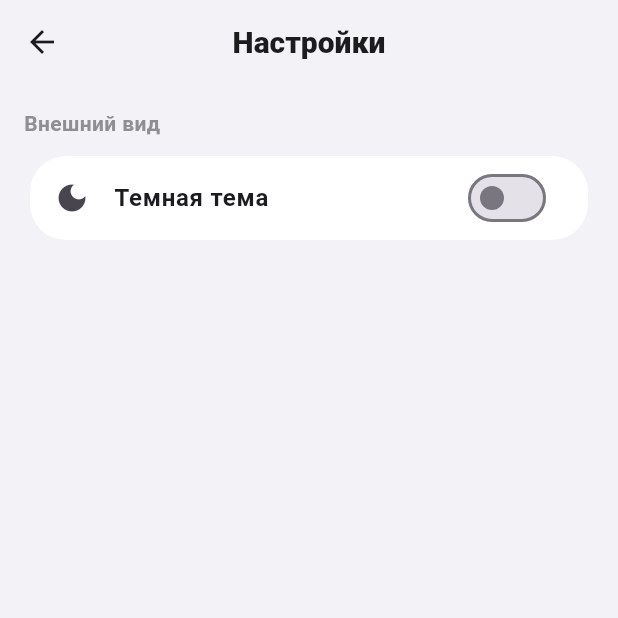
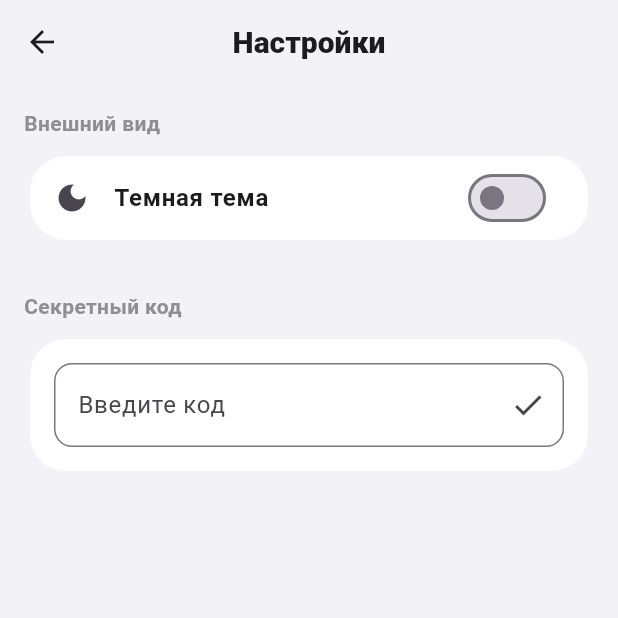
Before and after one commit to blackberries2006-ui/buhuchet-practice, a Flutter app: the screen it shows after launch, item 4 of the bottom bar chosen, after a tap on the "settings" icon, on a phone screen of 412 x 824 dp, the top half of it. Run offline on Flutter 3.47's test engine with Material 3 defaults, Android fonts, the phone set to English and light mode, and no system bars; our stand-ins replace shared_preferences; accounts and stored records are empty.

Commit message:
feat: добавлен секретный код admin

```diff
--- a/lib/screens/settings_screen.dart
+++ b/lib/screens/settings_screen.dart
@@ -1,16 +1,57 @@
 import 'package:flutter/material.dart';
 import 'package:shared_preferences/shared_preferences.dart';
 import '../theme/app_theme.dart';
+import '../services/progress_manager.dart';
 
-class SettingsScreen extends StatelessWidget {
+class SettingsScreen extends StatefulWidget {
   final ValueNotifier<ThemeMode> themeNotifier;
 
   const SettingsScreen({super.key, required this.themeNotifier});
 
   @override
+  State<SettingsScreen> createState() => _SettingsScreenState();
+}
+
+class _SettingsScreenState extends State<SettingsScreen> {
+  final ProgressManager pm = ProgressManager();
+  final TextEditingController secretController = TextEditingController();
+
+  @override
+  void dispose() {
+    secretController.dispose();
+    super.dispose();
+  }
+
+  Future<void> _checkSecretCode(String code) async {
+    if (code.trim().toLowerCase() == 'admin') {
+      await pm.activateSecretCode();
+      setState(() {
+        secretController.clear();
+      });
+      if (mounted) {
+        ScaffoldMessenger.of(context).showSnackBar(
+          const SnackBar(
+            content: Text('🎉 Секретный код принят! Открыто 7 разделов и все уровни проводок.'),
+            backgroundColor: AppTheme.success,
+          ),
+        );
+      }
+    } else {
+      if (mounted) {
+        ScaffoldMessenger.of(context).showSnackBar(
+          const SnackBar(
+            content: Text('Неверный код.'),
+            backgroundColor: AppTheme.error,
+          ),
+        );
+      }
+    }
+  }
+
+  @override
   Widget build(BuildContext context) {
     bool isDark = Theme.of(context).brightness == Brightness.dark;
-    bool isDarkMode = themeNotifier.value == ThemeMode.dark;
+    bool isDarkMode = widget.themeNotifier.value == ThemeMode.dark;
 
     return Scaffold(
       appBar: AppBar(title: const Text('Настройки')),
@@ -28,10 +69,35 @@ class SettingsScreen extends StatelessWidget {
               value: isDarkMode,
               activeColor: AppTheme.primary,
               onChanged: (bool value) async {
-                themeNotifier.value = value ? ThemeMode.dark : ThemeMode.light;
+                widget.themeNotifier.value = value ? ThemeMode.dark : ThemeMode.light;
                 final prefs = await SharedPreferences.getInstance();
                 await prefs.setBool('isDarkMode', value);
               },
+            ),
+          ),
+
+          const SizedBox(height: 30),
+
+          const Text('Секретный код', style: TextStyle(fontWeight: FontWeight.bold, color: AppTheme.textGrey)),
+          const SizedBox(height: 8),
+          Card(
+            color: isDark ? AppTheme.darkSurface : Colors.white,
+            shape: RoundedRectangleBorder(borderRadius: BorderRadius.circular(24)),
+            child: Padding(
+              padding: const EdgeInsets.all(16.0),
+              child: TextField(
+                controller: secretController,
+                obscureText: true,
+                decoration: InputDecoration(
+                  labelText: 'Введите код',
+                  border: OutlineInputBorder(borderRadius: BorderRadius.circular(12)),
+                  suffixIcon: IconButton(
+                    icon: const Icon(Icons.check),
+                    onPressed: () => _checkSecretCode(secretController.text),
+                  ),
+                ),
+                onSubmitted: _checkSecretCode,
+              ),
             ),
           ),
         ],
```
